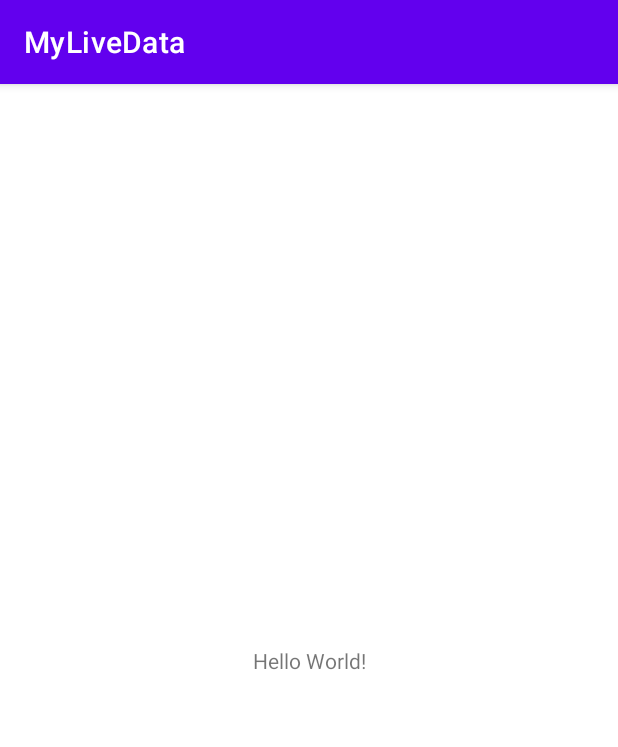
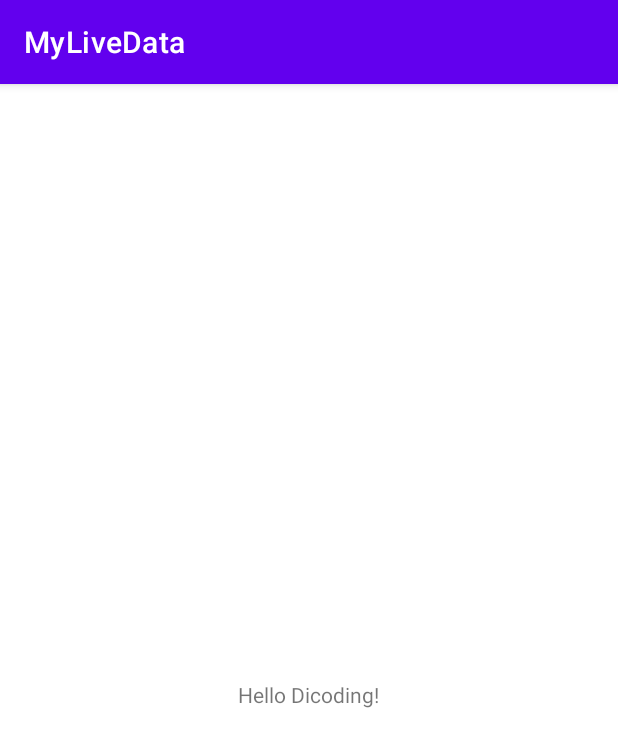
Before and after one commit to irlfdyh/DicodingAndroidJetpack-Reps-LiveData, an Android app: the screen it shows after launch (MainActivity), on a phone screen of 412 x 824 dp. Shown: the top 747 px of the screen. Run offline under Robolectric (Android 15) with nearby library versions, the phone set to English and light mode, and no system bars.

```diff
--- a/app/build.gradle
+++ b/app/build.gradle
@@ -30,6 +30,9 @@ android {
     kotlinOptions {
         jvmTarget = '1.8'
     }
+    buildFeatures {
+        viewBinding true
+    }
 }
 
 dependencies {
@@ -42,4 +45,7 @@ dependencies {
     testImplementation 'junit:junit:4.13.2'
     androidTestImplementation 'androidx.test.ext:junit:1.1.2'
     androidTestImplementation 'androidx.test.espresso:espresso-core:3.3.0'
+
+    implementation "androidx.lifecycle:lifecycle-viewmodel-ktx:2.3.1"
+    implementation "androidx.lifecycle:lifecycle-livedata-ktx:2.3.1"
 }
--- a/app/src/main/res/layout/activity_main.xml
+++ b/app/src/main/res/layout/activity_main.xml
@@ -1,18 +1,23 @@
 <?xml version="1.0" encoding="utf-8"?>
-<androidx.constraintlayout.widget.ConstraintLayout xmlns:android="http://schemas.android.com/apk/res/android"
-    xmlns:app="http://schemas.android.com/apk/res-auto"
-    xmlns:tools="http://schemas.android.com/tools"
+<RelativeLayout xmlns:android="http://schemas.android.com/apk/res/android"
     android:layout_width="match_parent"
     android:layout_height="match_parent"
-    tools:context=".MainActivity">
+    android:padding="16dp">
 
     <TextView
         android:layout_width="wrap_content"
         android:layout_height="wrap_content"
-        android:text="Hello World!"
-        app:layout_constraintBottom_toBottomOf="parent"
-        app:layout_constraintLeft_toLeftOf="parent"
-        app:layout_constraintRight_toRightOf="parent"
-        app:layout_constraintTop_toTopOf="parent" />
+        android:layout_centerHorizontal="true"
+        android:layout_centerVertical="true"
+        android:text="@string/hello_dicoding"
+        android:layout_below="@id/timer_textview"/>
 
-</androidx.constraintlayout.widget.ConstraintLayout>
+    <TextView
+        android:id="@+id/timer_textview"
+        android:layout_width="wrap_content"
+        android:layout_height="wrap_content"
+        android:textSize="20sp"
+        android:layout_centerHorizontal="true"
+        android:layout_centerVertical="true" />
+
+</RelativeLayout>
--- a/app/src/main/res/values/strings.xml
+++ b/app/src/main/res/values/strings.xml
@@ -1,3 +1,5 @@
 <resources>
     <string name="app_name">MyLiveData</string>
+    <string name="seconds">%d seconds elapsed</string>
+    <string name="hello_dicoding">Hello Dicoding!</string>
 </resources>
```
